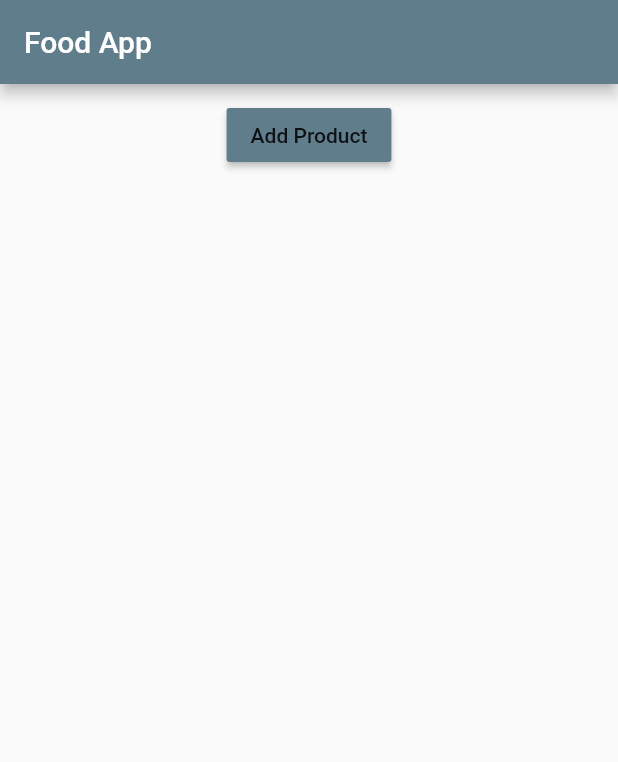
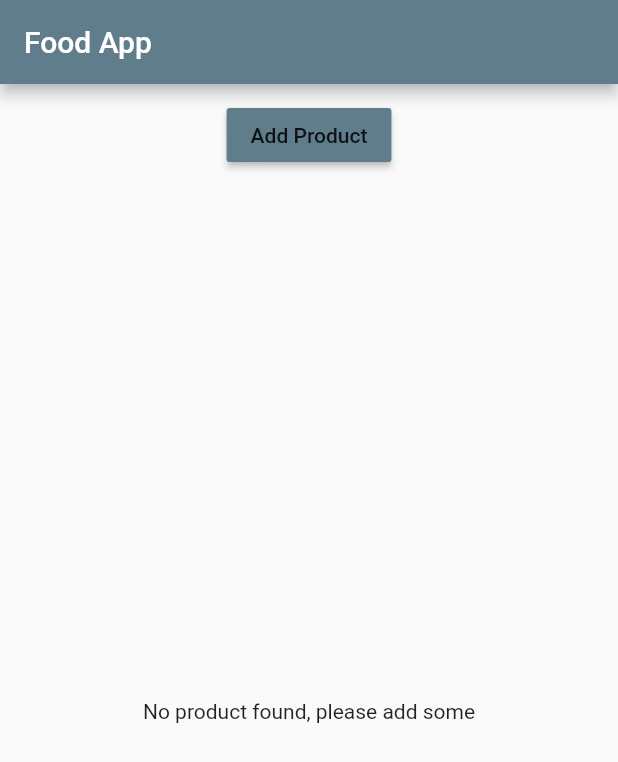
Before and after one commit to uzairnz/flutter_course, a Flutter app: the screen it shows after launch, on a phone screen of 412 x 824 dp. Shown: the top 762 px of the screen. Run offline on Flutter 3.47's test engine with Material 2 defaults, Android fonts, the phone set to English and light mode, and no system bars.

Commit message:
Uisng Conditional statements in dart

```diff
--- a/lib/products.dart
+++ b/lib/products.dart
@@ -21,9 +21,9 @@ class Products extends StatelessWidget {
   @override
   Widget build(BuildContext context) {
     print('[Product Widget] Built');
-    return ListView.builder(
+    return products.length > 0 ?  ListView.builder(
       itemBuilder: _buildProductItem,  // context & index number
       itemCount: products.length,  // How many products
-    );
+    ) :Center(child: Text('No product found, please add some'),);   // Implimenting condition using '?' as if and ':' as else statement from 24 - 27
   }
 }
```
